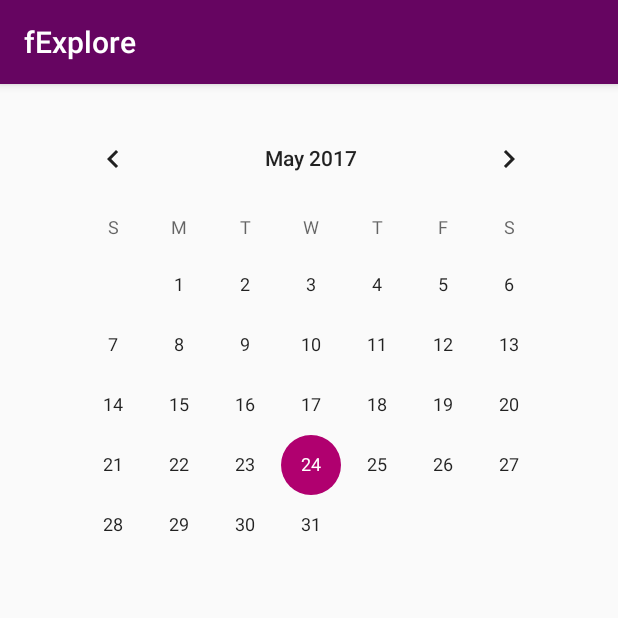
After one commit to AllBranFlakes/MobileDevelopment, an Android app: the EventActivity screen opened directly, with no data from a screen before it, on a phone screen of 412 x 824 dp, the top half of it. The commit adds this screen. Run offline under Robolectric (Android 15) with nearby library versions, the phone set to English and light mode, and no system bars.

Commit message:
v0.2 includes: ~Corrected Icons ~New Location Activity for NavDrawer Item ~New Attraction Activity for NavDrawer Item ~New Camera Activity for NavDrawer Item ~New Event Activity for NavDrawer Item    - Includes Calendar Widget
v0.1
includes:
 ~Background Image
 ~Shadow Text

```diff
--- a/app/build.gradle
+++ b/app/build.gradle
@@ -28,4 +28,5 @@ dependencies {
     compile 'com.android.support:design:25.3.1'
     compile 'com.android.support.constraint:constraint-layout:1.0.2'
     testCompile 'junit:junit:4.12'
+    compile 'com.google.android.gms:play-services-maps:10.2.4'
 }
--- a/app/src/main/AndroidManifest.xml
+++ b/app/src/main/AndroidManifest.xml
@@ -19,6 +19,10 @@
                 <category android:name="android.intent.category.LAUNCHER" />
             </intent-filter>
         </activity>
+        <activity android:name=".AttractionActivity" />
+        <activity android:name=".CameraActivity" />
+        <activity android:name=".EventActivity" />
+        <activity android:name=".LocationActivity"></activity>
     </application>
 
 </manifest>
--- /dev/null
+++ b/app/src/main/java/com/example/softdeva/mobiledevelopment/EventActivity.java
@@ -0,0 +1,13 @@
+package com.example.softdeva.mobiledevelopment;
+
+import android.support.v7.app.AppCompatActivity;
+import android.os.Bundle;
+
+public class EventActivity extends AppCompatActivity {
+
+    @Override
+    protected void onCreate(Bundle savedInstanceState) {
+        super.onCreate(savedInstanceState);
+        setContentView(R.layout.activity_event);
+    }
+}
--- /dev/null
+++ b/app/src/main/res/layout/activity_event.xml
@@ -0,0 +1,19 @@
+<?xml version="1.0" encoding="utf-8"?>
+<android.support.constraint.ConstraintLayout xmlns:android="http://schemas.android.com/apk/res/android"
+    xmlns:app="http://schemas.android.com/apk/res-auto"
+    xmlns:tools="http://schemas.android.com/tools"
+    android:layout_width="match_parent"
+    android:layout_height="match_parent"
+    tools:context="com.example.softdeva.mobiledevelopment.EventActivity">
+
+    <CalendarView
+        android:id="@+id/calendarView"
+        android:layout_width="wrap_content"
+        android:layout_height="0dp"
+        android:layout_marginTop="16dp"
+        app:layout_constraintLeft_toLeftOf="parent"
+        app:layout_constraintRight_toRightOf="parent"
+        app:layout_constraintTop_toTopOf="parent"
+        app:layout_constraintHorizontal_bias="0.526" />
+
+</android.support.constraint.ConstraintLayout>
--- a/app/src/main/res/layout/activity_splash.xml
+++ b/app/src/main/res/layout/activity_splash.xml
@@ -11,12 +11,12 @@
     <include
         layout="@layout/app_bar_splash"
         android:layout_width="match_parent"
-        android:layout_height="match_parent" />
+        android:layout_height="wrap_content" />
 
     <android.support.design.widget.NavigationView
         android:id="@+id/nav_view"
         android:layout_width="wrap_content"
-        android:layout_height="match_parent"
+        android:layout_height="wrap_content"
         android:layout_gravity="start"
         android:fitsSystemWindows="true"
         app:headerLayout="@layout/nav_header_splash"
--- a/app/src/main/res/layout/nav_header_splash.xml
+++ b/app/src/main/res/layout/nav_header_splash.xml
@@ -22,7 +22,7 @@
         android:layout_weight="0.60" />
 
     <TextView
-        android:layout_width="match_parent"
+        android:layout_width="115dp"
         android:layout_height="wrap_content"
         android:paddingTop="@dimen/nav_header_vertical_spacing"
         android:text="Welcome to Fife"
--- a/app/src/main/res/values/colors.xml
+++ b/app/src/main/res/values/colors.xml
@@ -3,4 +3,8 @@
     <color name="colorPrimary">#660561</color>
     <color name="colorPrimaryDark">#914a8e</color>
     <color name="colorAccent">#b0006f</color>
+    <color name="light_font">#FBFBFB</color>
+    <color name="grey_font">#ff9e9e9e</color>
+    <color name="text_shadow">#7F000000</color>
+    <color name="text_shadow_white">#FFFFFF</color>
 </resources>
--- a/app/src/main/res/values/strings.xml
+++ b/app/src/main/res/values/strings.xml
@@ -5,4 +5,5 @@
     <string name="navigation_drawer_close">Close</string>
 
     <string name="action_settings">Settings</string>
+    <string name="title_activity_location">LocationActivity</string>
 </resources>
```
Also changed, not shown: app/src/main/java/com/example/softdeva/mobiledevelopment/AttractionActivity.java (added, +13 -0 lines), app/src/main/java/com/example/softdeva/mobiledevelopment/CameraActivity.java (added, +13 -0 lines), app/src/main/java/com/example/softdeva/mobiledevelopment/LocationActivity.java (added, +13 -0 lines), app/src/main/java/com/example/softdeva/mobiledevelopment/SplashActivity.java (+16 -18 lines), app/src/main/res/layout/activity_attraction.xml (added, +9 -0 lines), app/src/main/res/layout/activity_camera.xml (added, +9 -0 lines), app/src/main/res/layout/activity_location.xml (added, +9 -0 lines), app/src/main/res/layout/app_bar_splash.xml (+0 -8 lines), app/src/main/res/layout/content_location.xml (added, +11 -0 lines), app/src/main/res/layout/content_splash.xml (+29 -5 lines), app/src/main/res/menu/activity_splash_drawer.xml (+26 -17 lines), app/src/main/res/drawable/bridge.jpg (added).
